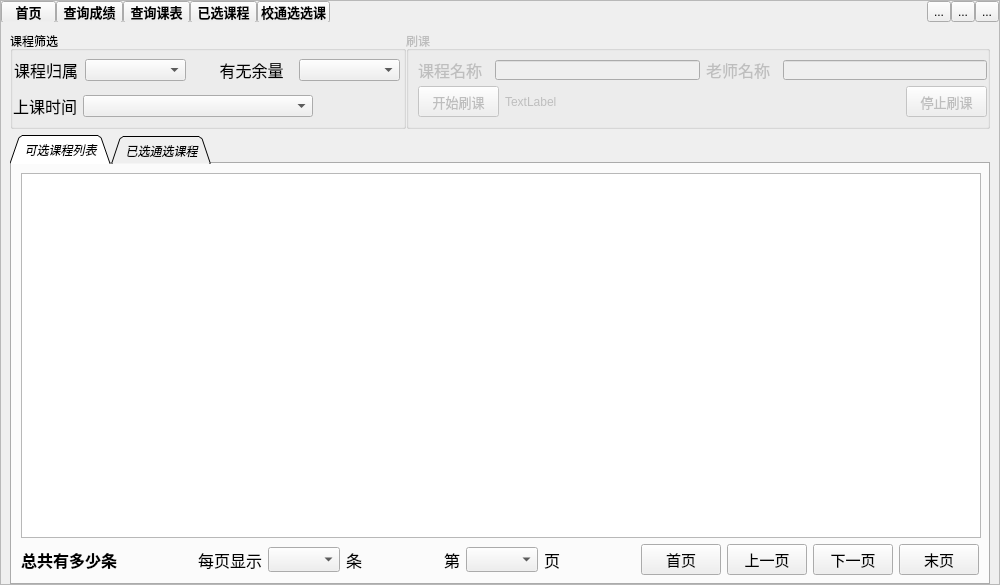
The window that BrowerserWidgetMainPageQt.ui (chenzhutian/myClientPyQt) describes before a commit, drawn with Qt 5.
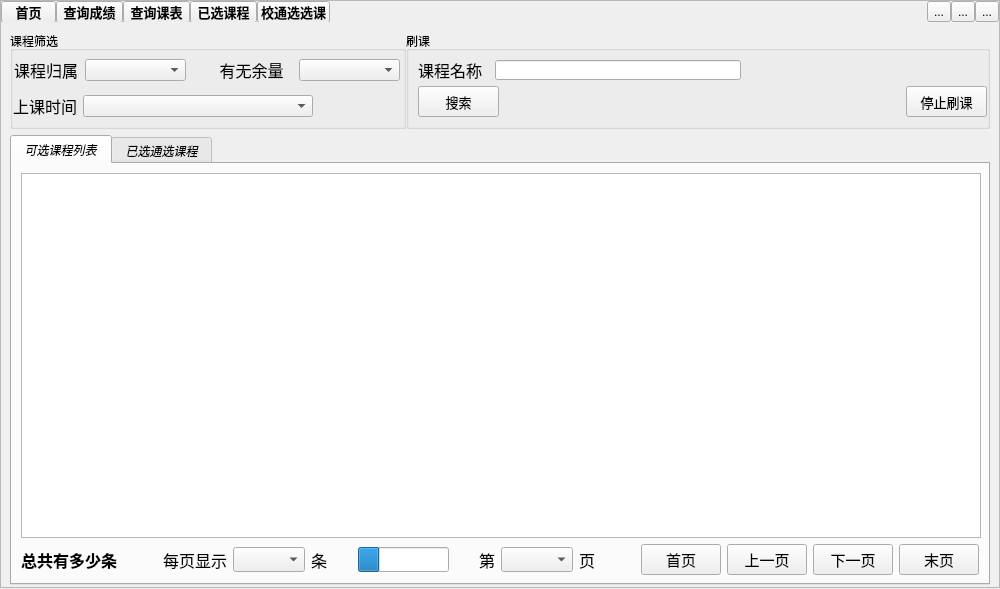
The same window after the commit. The open tabs and pages were chosen to show the change. Icons and pictures are not drawn.

Commit message:
完成刷课功能
但是个人感觉不是很满意，刷课

```diff
--- a/BrowerserWidgetMainPageQt.ui
+++ b/BrowerserWidgetMainPageQt.ui
@@ -7,7 +7,7 @@
     <x>0</x>
     <y>0</y>
     <width>1000</width>
-    <height>585</height>
+    <height>589</height>
    </rect>
   </property>
   <property name="sizePolicy">
@@ -1641,7 +1641,7 @@
              <item>
               <widget class="QGroupBox" name="skGroupBox">
                <property name="enabled">
-                <bool>false</bool>
+                <bool>true</bool>
                </property>
                <property name="title">
                 <string>刷课</string>
@@ -1691,33 +1691,17 @@
                    </widget>
                   </item>
                   <item>
-                   <widget class="QLabel" name="label_6">
-                    <property name="minimumSize">
-                     <size>
-                      <width>71</width>
-                      <height>20</height>
-                     </size>
+                   <spacer name="horizontalSpacer_21">
+                    <property name="orientation">
+                     <enum>Qt::Horizontal</enum>
                     </property>
-                    <property name="font">
-                     <font>
-                      <family>微软雅黑</family>
-                      <pointsize>12</pointsize>
-                     </font>
-                    </property>
-                    <property name="text">
-                     <string>老师名称</string>
-                    </property>
-                   </widget>
-                  </item>
-                  <item>
-                   <widget class="QLineEdit" name="lineEdit_2">
-                    <property name="minimumSize">
+                    <property name="sizeHint" stdset="0">
                      <size>
-                      <width>113</width>
+                      <width>40</width>
                       <height>20</height>
                      </size>
                     </property>
-                   </widget>
+                   </spacer>
                   </item>
                  </layout>
                 </item>
@@ -1744,7 +1728,7 @@
                      </font>
                     </property>
                     <property name="text">
-                     <string>开始刷课</string>
+                     <string>搜索</string>
                     </property>
                    </widget>
                   </item>
@@ -1763,7 +1747,7 @@
                      </size>
                     </property>
                     <property name="text">
-                     <string>TextLabel</string>
+                     <string/>
                     </property>
                    </widget>
                   </item>
@@ -1831,11 +1815,20 @@
               <enum>QTabWidget::North</enum>
              </property>
              <property name="tabShape">
-              <enum>QTabWidget::Triangular</enum>
+              <enum>QTabWidget::Rounded</enum>
              </property>
              <property name="currentIndex">
               <number>0</number>
              </property>
+             <property name="usesScrollButtons">
+              <bool>true</bool>
+             </property>
+             <property name="documentMode">
+              <bool>false</bool>
+             </property>
+             <property name="tabsClosable">
+              <bool>false</bool>
+             </property>
              <widget class="QWidget" name="txxkTabWidgetPage1">
               <property name="minimumSize">
                <size>
@@ -1962,6 +1955,35 @@
                    </item>
                   </layout>
                  </item>
+                 <item>
+                  <spacer name="horizontalSpacer_20">
+                   <property name="orientation">
+                    <enum>Qt::Horizontal</enum>
+                   </property>
+                   <property name="sizeHint" stdset="0">
+                    <size>
+                     <width>20</width>
+                     <height>20</height>
+                    </size>
+                   </property>
+                  </spacer>
+                 </item>
+                 <item>
+                  <widget class="QProgressBar" name="xtxProgressBar">
+                   <property name="enabled">
+                    <bool>true</bool>
+                   </property>
+                   <property name="value">
+                    <number>24</number>
+                   </property>
+                   <property name="alignment">
+                    <set>Qt::AlignCenter</set>
+                   </property>
+                   <property name="textVisible">
+                    <bool>false</bool>
+                   </property>
+                  </widget>
+                 </item>
                  <item>
                   <spacer name="horizontalSpacer_18">
                    <property name="orientation">
@@ -1969,7 +1991,7 @@
                    </property>
                    <property name="sizeHint" stdset="0">
                     <size>
-                     <width>40</width>
+                     <width>20</width>
                      <height>20</height>
                     </size>
                    </property>
```
Left out of the diff: 31 changed lines with no effect on the pictures. The commit also changes 9 other files.
